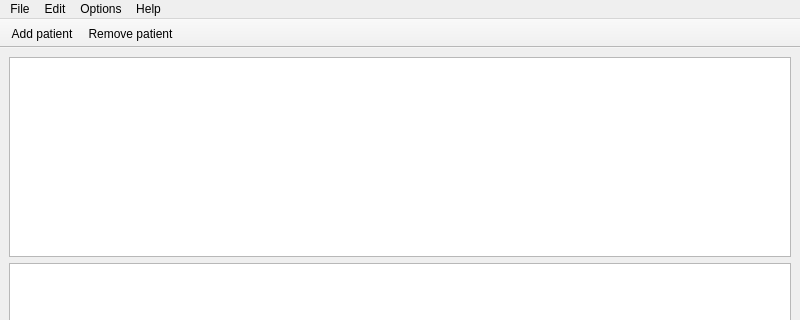
Qt form forms/mainwindow.ui (DINOZYAVIER/hospital-manager) before a commit; both pictures show x 0 to 800 and y 0 to 320 of the 800 by 700 pixel window.
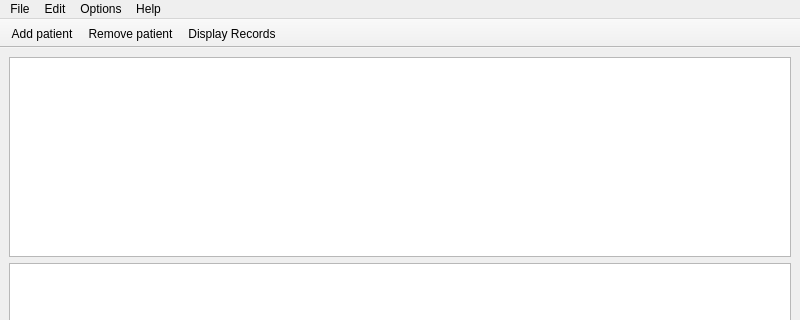
The same form after that commit. Icons and pictures are not drawn.

Commit message:
Add record display feature
Added record display feature for a selected patient.

The edit to the form file:
```diff
--- a/forms/mainwindow.ui
+++ b/forms/mainwindow.ui
@@ -162,6 +162,7 @@
    </attribute>
    <addaction name="aAddPatient"/>
    <addaction name="aRemovePatient"/>
+   <addaction name="aDisplayRecords"/>
   </widget>
   <action name="aRemovePatient">
    <property name="icon">
@@ -224,6 +225,11 @@
     <string>Russian</string>
    </property>
   </action>
+  <action name="aDisplayRecords">
+   <property name="text">
+    <string>Display Records</string>
+   </property>
+  </action>
  </widget>
  <resources>
   <include location="../resources/resources.qrc"/>
```
Left out of the diff: 2 changed lines with no effect on the pictures. The commit also changes 4 other files.
